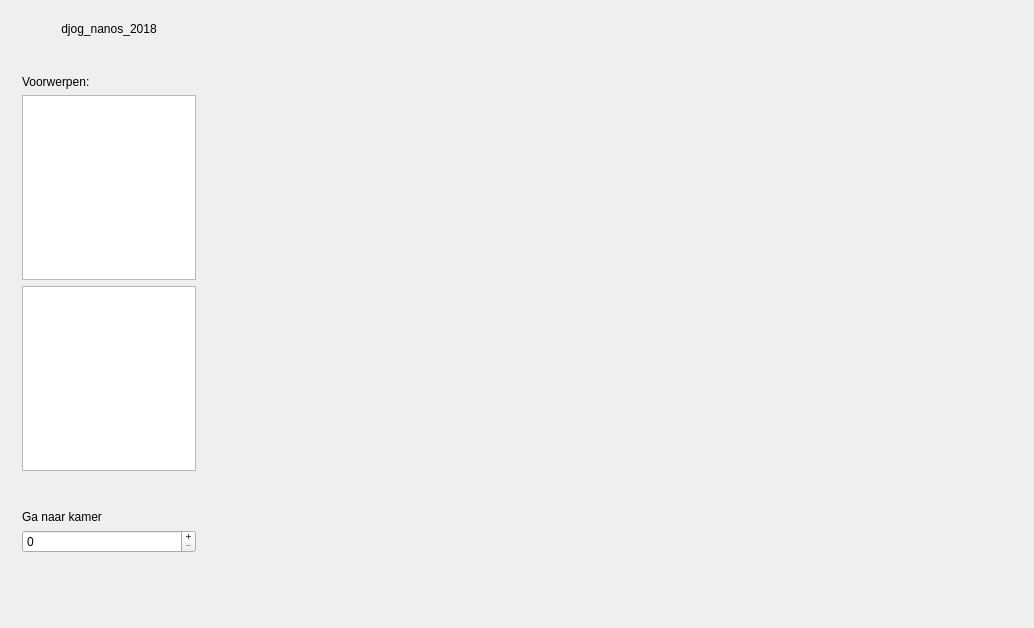
Qt form hoofd_scherm.ui (djog/djog_nanos_2018) before a commit.
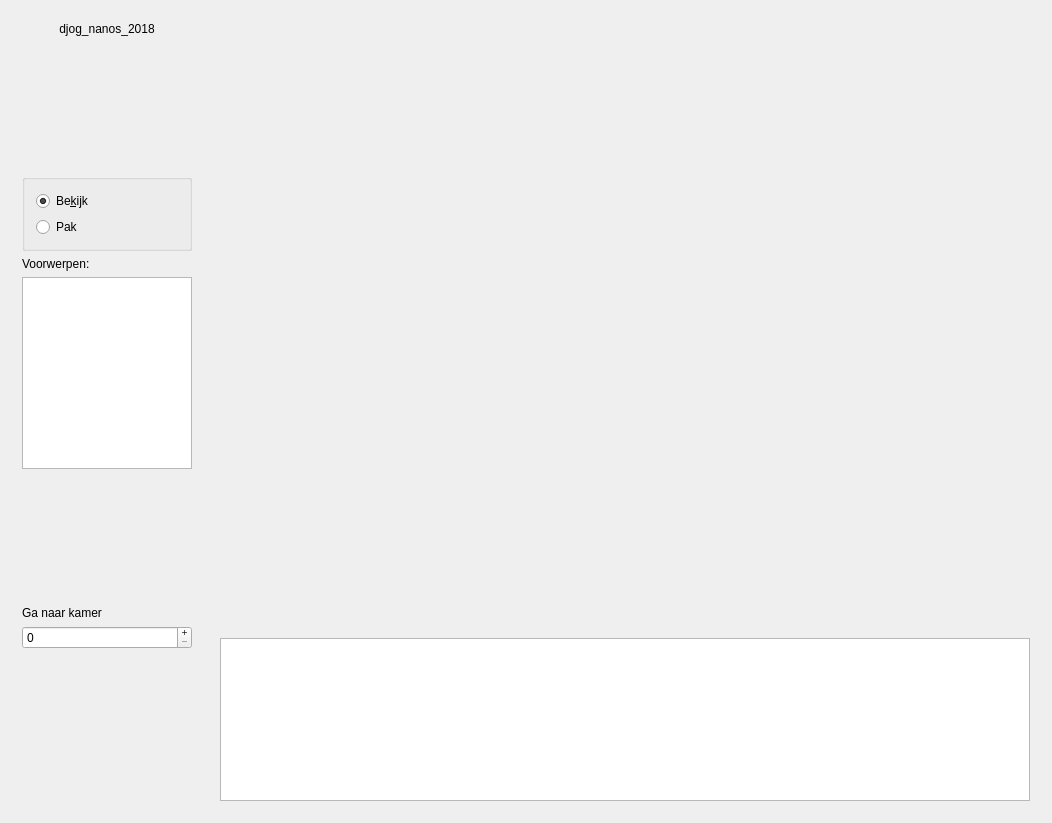
The same form after that commit. Icons and pictures are not drawn.

Commit message: Onderbalk voor tekst en radiobuttons voor handelingen

```diff
--- a/hoofd_scherm.ui
+++ b/hoofd_scherm.ui
@@ -6,8 +6,8 @@
    <rect>
     <x>0</x>
     <y>0</y>
-    <width>1034</width>
-    <height>628</height>
+    <width>1052</width>
+    <height>823</height>
    </rect>
   </property>
   <property name="cursor">
@@ -16,10 +16,7 @@
   <property name="windowTitle">
    <string>djog_nanos_2018</string>
   </property>
-  <layout class="QHBoxLayout" name="horizontalLayout">
-   <property name="sizeConstraint">
-    <enum>QLayout::SetNoConstraint</enum>
-   </property>
+  <layout class="QHBoxLayout" name="horizontalLayout_2">
    <item>
     <widget class="QWidget" name="links" native="true">
      <property name="maximumSize">
@@ -52,6 +49,32 @@
         </property>
        </spacer>
       </item>
+      <item>
+       <widget class="QGroupBox" name="box_doe">
+        <property name="title">
+         <string/>
+        </property>
+        <layout class="QVBoxLayout" name="verticalLayout_3">
+         <item>
+          <widget class="QRadioButton" name="radio_bekijk">
+           <property name="text">
+            <string>Be&amp;kijk</string>
+           </property>
+           <property name="checked">
+            <bool>true</bool>
+           </property>
+          </widget>
+         </item>
+         <item>
+          <widget class="QRadioButton" name="radio_pak">
+           <property name="text">
+            <string>Pak</string>
+           </property>
+          </widget>
+         </item>
+        </layout>
+       </widget>
+      </item>
       <item>
        <widget class="QLabel" name="label_voorwerpen">
         <property name="text">
@@ -59,9 +82,6 @@
         </property>
        </widget>
       </item>
-      <item>
-       <widget class="QTextEdit" name="textEdit"/>
-      </item>
       <item>
        <widget class="QListWidget" name="list_voorwerpen"/>
       </item>
@@ -143,6 +163,9 @@
     </widget>
    </item>
    <item>
+    <widget class="QWidget" name="rechts" native="true">
+     <layout class="QVBoxLayout" name="verticalLayout_2">
+      <item>
     <widget class="QStackedWidget" name="kamers">
      <property name="minimumSize">
       <size>
@@ -158,7 +181,16 @@
      </property>
     </widget>
    </item>
-  </layout>
+      <item>
+       <widget class="QPlainTextEdit" name="plainTextEdit"/>
+      </item>
+     </layout>
+    </widget>
+   </item>
+  </layout>
+  <zorder>links</zorder>
+  <zorder>label_team_red_cobra</zorder>
+  <zorder>rechts</zorder>
  </widget>
  <layoutdefault spacing="6" margin="11"/>
  <resources>
```
Lines whose indentation alone changed are shown as unchanged.
